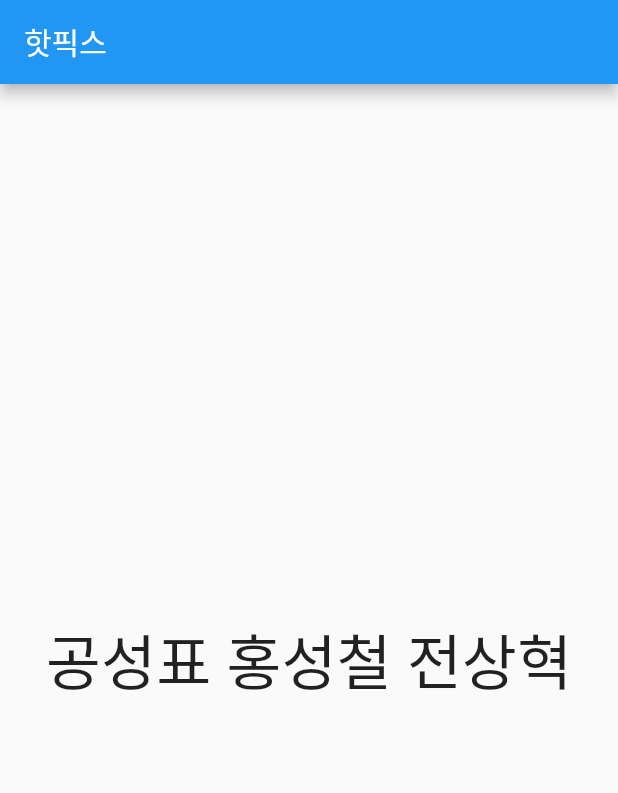
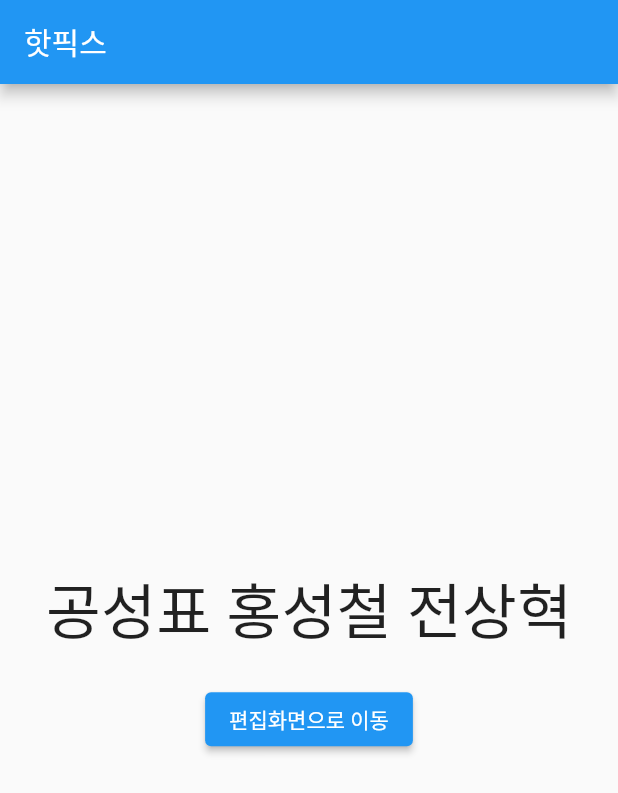
Before and after one commit to ThePerfectMartini/team_sparta_17, a Flutter app: the screen it shows after launch, on a phone screen of 412 x 824 dp. Shown: the top 793 px of the screen. Run offline on Flutter 3.47's test engine with Material 2 defaults, Android fonts, the phone set to English and light mode, and no system bars.

Commit message:
main 수정 및 edit 상단 바 추가

```diff
--- a/lib/main.dart
+++ b/lib/main.dart
@@ -1,4 +1,5 @@
 import 'package:flutter/material.dart';
+import 'package:team_sparta_17/edit.dart';
 
 void main() {
   runApp(MyApp());
@@ -11,16 +12,41 @@ class MyApp extends StatelessWidget {
   Widget build(BuildContext context) {
     return MaterialApp(
       debugShowCheckedModeBanner: false,
-      home: Scaffold(
-          appBar: AppBar(title: Text("핫픽스")),
-          body: Center(
-            child: Text(
-              "공성표 홍성철 전상혁",
-              style: TextStyle(fontSize: 40),
-            ),
-          )),
+      home: home(),
     );
   }
 }
 
-// hello world : hyeok
+class home extends StatelessWidget {
+  const home({Key? key}) : super(key: key);
+
+  @override
+  Widget build(BuildContext context) {
+    return Scaffold(
+      appBar: AppBar(
+        title: Text("핫픽스"),
+      ),
+      body: Center(
+        child: Column(
+          mainAxisAlignment: MainAxisAlignment.center,
+          children: [
+            Text(
+              "공성표 홍성철 전상혁",
+              style: TextStyle(fontSize: 40),
+            ),
+            SizedBox(height: 20),
+            ElevatedButton(
+              onPressed: () {
+                Navigator.push(
+                  context,
+                  MaterialPageRoute(builder: (context) => Edit()),
+                );
+              },
+              child: Text('편집화면으로 이동'),
+            ),
+          ],
+        ),
+      ),
+    );
+  }
+}
```
Also changed, not shown: lib/edit.dart (+26 -1 lines).
